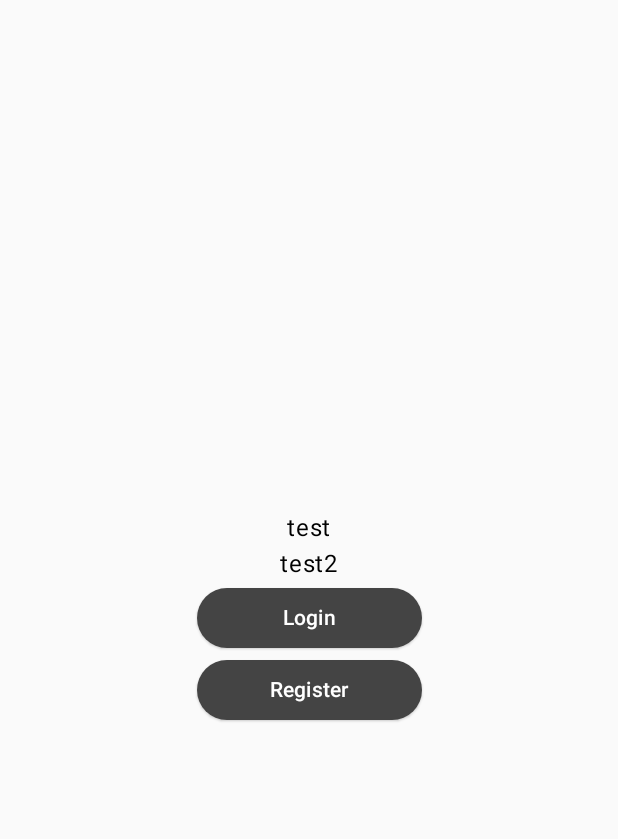
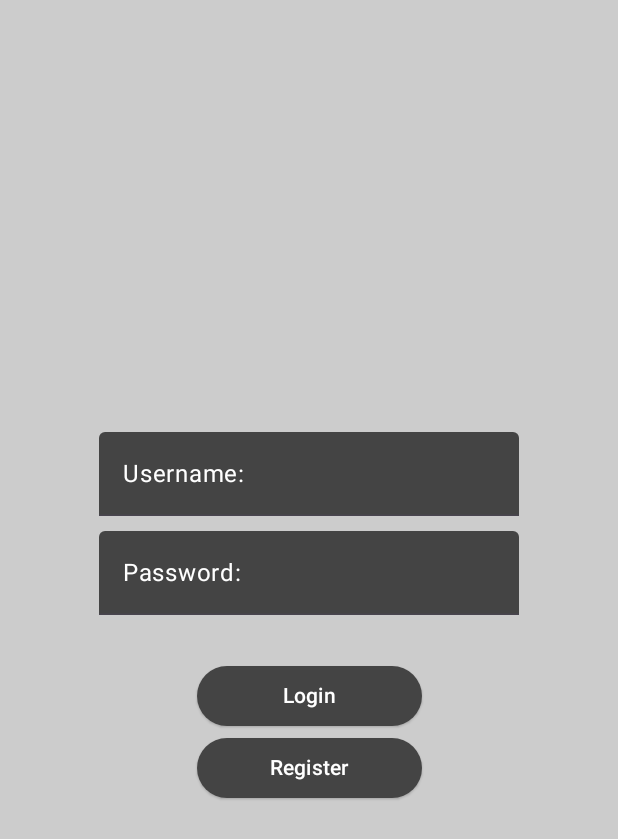
Before and after one commit to thePhenom21/talkativeJetpack, an Android app built with Jetpack Compose: the screen it shows after launch (MainActivity), on a phone screen of 412 x 824 dp. Shown: the top 839 px of the screen. Run offline under Robolectric (Android 15) with nearby library versions, the phone set to English and light mode, and no system bars.

Commit message:
more setup

```diff
--- /dev/null
+++ b/app/src/main/java/com/cosulabs/talkative/components/TextFields.kt
@@ -0,0 +1,34 @@
+package com.cosulabs.talkative.components
+
+import androidx.compose.foundation.BorderStroke
+import androidx.compose.foundation.border
+import androidx.compose.foundation.shape.CircleShape
+import androidx.compose.material3.ExperimentalMaterial3Api
+import androidx.compose.material3.TextField
+import androidx.compose.material3.TextFieldColors
+import androidx.compose.material3.TextFieldDefaults
+import androidx.compose.runtime.Composable
+import androidx.compose.ui.Modifier
+import androidx.compose.ui.graphics.Color
+import androidx.compose.ui.text.Placeholder
+import androidx.compose.ui.text.input.TextFieldValue
+import androidx.compose.ui.text.input.VisualTransformation
+import androidx.compose.ui.unit.dp
+
+class TextFields {
+
+
+}
+
+@OptIn(ExperimentalMaterial3Api::class)
+@Composable
+fun CustomTextField(
+    visualTransformation: VisualTransformation = VisualTransformation.None,
+    placeholder: @Composable() (() -> Unit)?,
+    modifier: Modifier,
+    value: TextFieldValue,
+    onValueChange: (TextFieldValue) -> Unit,
+    color: TextFieldColors = TextFieldDefaults.textFieldColors(containerColor = Color.DarkGray, textColor = Color.White)
+){
+    TextField(visualTransformation = visualTransformation, singleLine = true,placeholder = placeholder, modifier = modifier, value = value, onValueChange = onValueChange,colors = color,)
+}
--- a/app/src/main/java/com/cosulabs/talkative/util/Configurations.kt
+++ b/app/src/main/java/com/cosulabs/talkative/util/Configurations.kt
@@ -1,5 +1,7 @@
 package com.cosulabs.talkative.util
 
+import androidx.compose.material3.ExperimentalMaterial3Api
+import androidx.compose.material3.TextFieldDefaults
 import androidx.compose.ui.unit.dp
 
 class Configurations {
--- a/app/src/main/java/com/cosulabs/talkative/views/LoginPage.kt
+++ b/app/src/main/java/com/cosulabs/talkative/views/LoginPage.kt
@@ -1,17 +1,30 @@
 package com.cosulabs.talkative.views
 
+import android.annotation.SuppressLint
 import androidx.activity.ComponentActivity
+import androidx.compose.foundation.background
 import androidx.compose.foundation.layout.Arrangement
 import androidx.compose.foundation.layout.Column
 import androidx.compose.foundation.layout.fillMaxHeight
 import androidx.compose.foundation.layout.fillMaxWidth
+import androidx.compose.foundation.layout.padding
 import androidx.compose.foundation.layout.width
+import androidx.compose.material3.ExperimentalMaterial3Api
 import androidx.compose.material3.Text
+import androidx.compose.material3.TextField
 import androidx.compose.runtime.Composable
+import androidx.compose.runtime.getValue
+import androidx.compose.runtime.mutableStateOf
+import androidx.compose.runtime.remember
+import androidx.compose.runtime.setValue
 import androidx.compose.ui.Alignment
 import androidx.compose.ui.Modifier
+import androidx.compose.ui.graphics.Color
 import androidx.compose.ui.platform.LocalConfiguration
+import androidx.compose.ui.text.input.PasswordVisualTransformation
+import androidx.compose.ui.text.input.TextFieldValue
 import androidx.compose.ui.unit.dp
+import com.cosulabs.talkative.components.CustomTextField
 import com.cosulabs.talkative.components.LoginButton
 import com.cosulabs.talkative.util.BUTTON_WIDTH
 
@@ -20,11 +33,28 @@ class LoginPage : ComponentActivity() {
 }
 
 
+@SuppressLint("UnrememberedMutableState")
+@OptIn(ExperimentalMaterial3Api::class)
 @Composable
 fun LoginView(){
-    Column(modifier = Modifier.fillMaxWidth().fillMaxHeight(),verticalArrangement = Arrangement.Center, horizontalAlignment = Alignment.CenterHorizontally) {
-        Text("test")
-        Text(text = "test2")
+    var usernameController by remember { mutableStateOf(TextFieldValue()) }
+
+    var passwordController by remember { mutableStateOf(TextFieldValue()) }
+
+
+    Column(
+        modifier = Modifier
+            .background(Color.LightGray)
+            .fillMaxWidth()
+            .fillMaxHeight(),verticalArrangement = Arrangement.Center, horizontalAlignment = Alignment.CenterHorizontally) {
+        CustomTextField(
+            placeholder = { Text("Username: ",color = Color.White) },
+            modifier = Modifier.padding(bottom = 10.dp), value = usernameController, onValueChange = {usernameController = it})
+        CustomTextField(
+            visualTransformation = PasswordVisualTransformation('*'),
+            placeholder = {Text("Password: ", color = Color.White)},
+            modifier = Modifier.padding(bottom = 30.dp),
+            value = passwordController, onValueChange = {passwordController = it})
         LoginButton(text = "Login", modifier = Modifier.width(BUTTON_WIDTH))
         LoginButton(text = "Register",modifier = Modifier.width(BUTTON_WIDTH))
     }
```
